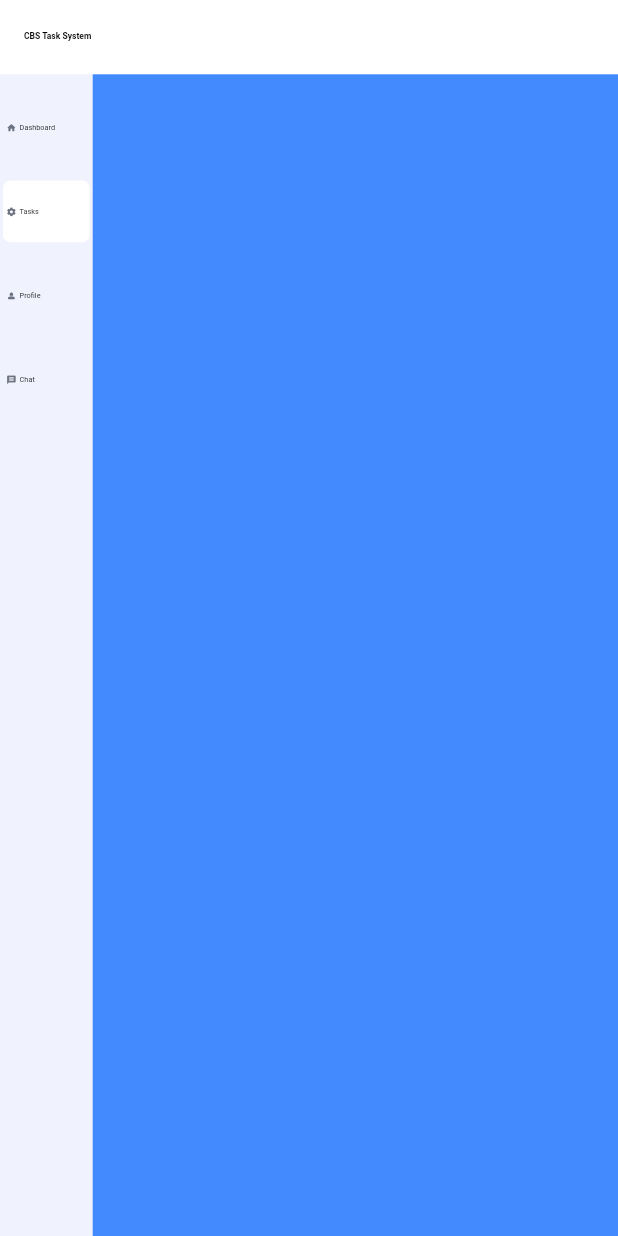
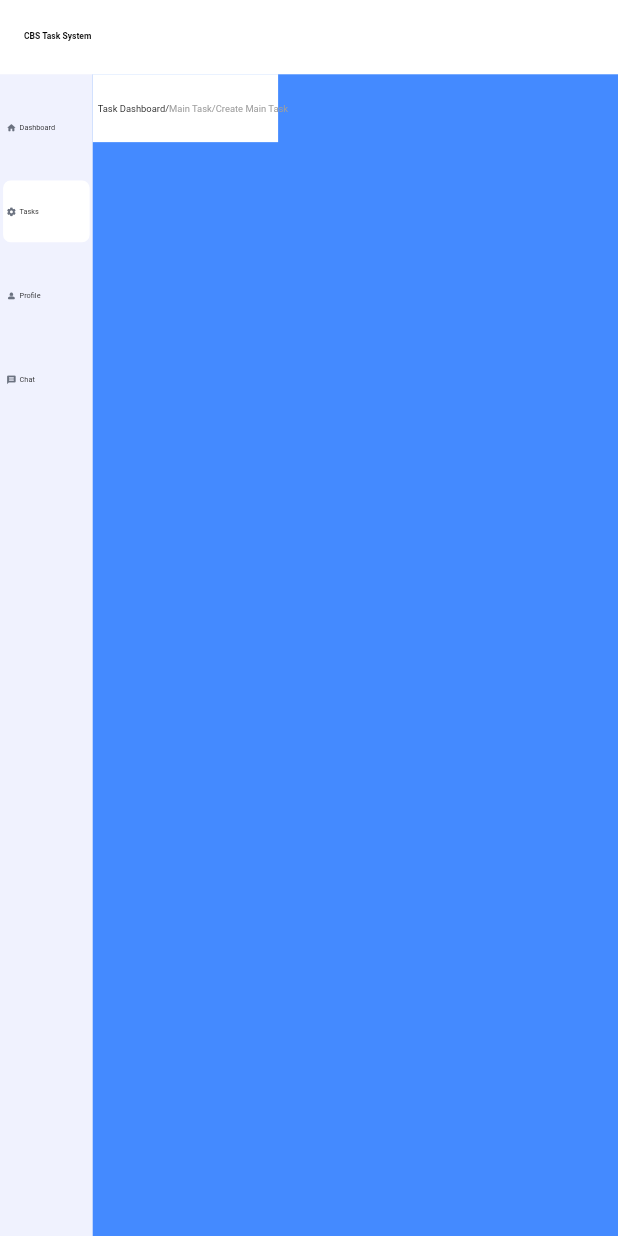
Before and after one commit to CBS-Developments/CBS-Task-System, a Flutter app: the MainTask screen opened directly, on a phone screen of 412 x 824 dp. Run offline on Flutter 3.47's test engine with Material 2 defaults, Android fonts, the phone set to English and light mode, and no system bars; missing offline and left inert: dart:js.

Commit message:
Nav Text Added

```diff
--- /dev/null
+++ b/task_system/lib/components/navigate_text.dart
@@ -0,0 +1,39 @@
+import 'package:flutter/material.dart';
+import 'package:task_system/sizes/create_MainTask_Sizes.dart';
+
+class NavigateText extends StatelessWidget {
+  final String firstText;
+  final String secText;
+  final String thirdText;
+
+  const NavigateText({Key? key, required this.firstText, required this.secText, required this.thirdText}) : super(key: key);
+
+  @override
+  Widget build(BuildContext context) {
+    return Container(
+      padding: EdgeInsets.symmetric(horizontal: navBoxPadding(context)),
+      width: navBoxWidth(context),
+      height: navBoxHeight(context),
+      color: Colors.white,
+      child: Row(
+        children: [
+          Text(
+            firstText,
+            style:
+                TextStyle(color: Colors.black, fontSize: navTextFont(context),),
+          ),
+          Text(
+            secText,
+            style:
+            TextStyle(color: Colors.grey, fontSize: navTextFont(context),),
+          ),
+          Text(
+            thirdText,
+            style:
+            TextStyle(color: Colors.grey, fontSize: navTextFont(context),),
+          ),
+        ],
+      ),
+    );
+  }
+}
--- a/task_system/lib/main.dart
+++ b/task_system/lib/main.dart
@@ -15,7 +15,7 @@ class MyApp extends StatelessWidget {
   Widget build(BuildContext context) {
     return MaterialApp(
       debugShowCheckedModeBanner: false,
-      home: LoginPage(),
+      home: MainTask(),
     );
   }
 }
--- a/task_system/lib/pages/tasks/createMainTask.dart
+++ b/task_system/lib/pages/tasks/createMainTask.dart
@@ -1,5 +1,6 @@
 import 'package:flutter/material.dart';
 import 'package:task_system/components/appBar.dart';
+import 'package:task_system/components/navigate_text.dart';
 import 'package:task_system/drawers/mainTaskDrawer.dart';
 import 'package:task_system/sizes/create_MainTask_Sizes.dart';
 
@@ -27,6 +28,12 @@ class _MainTaskState extends State<MainTask> {
             color: Colors.blueAccent,
             child: Column(
               children: [
+                Row(
+                  children: [
+                    NavigateText(firstText: 'Task Dashboard/', secText: 'Main Task/', thirdText: 'Create Main Task',),
+                  ],
+                ),
+
 
               ],
             ),
--- a/task_system/lib/sizes/create_MainTask_Sizes.dart
+++ b/task_system/lib/sizes/create_MainTask_Sizes.dart
@@ -60,3 +60,19 @@ double drawerIconMargin(BuildContext context) {
 double tabPadding(BuildContext context) {
   return (getPageWidth(context) * 0.0047) ;
 }
+
+double navBoxHeight(BuildContext context) {
+  return (getPageHeight(context) * 0.055) ;
+}
+
+double navBoxWidth(BuildContext context) {
+  return (getPageWidth(context) * 0.3) ;
+}
+
+double navTextFont(BuildContext context) {
+  return (getPageWidth(context) * 0.0043) * (getPageHeight(context) * 0.0043);
+}
+
+double navBoxPadding(BuildContext context) {
+  return (getPageWidth(context) * 0.008) ;
+}
--- a/task_system/lib/tabs/task_tab.dart
+++ b/task_system/lib/tabs/task_tab.dart
@@ -9,9 +9,9 @@ class TaskTabBar extends StatelessWidget {
   @override
   Widget build(BuildContext context) {
     return Container(
-      child:Row(
+      child: Row(
         children: [
-          TextButton(onPressed: (){}, child: Text('Main Task'))
+          TextButton(onPressed: () {}, child: Text('Main Task'))
         ],
       ),
       padding: EdgeInsets.all(tabPadding(context)),
@@ -39,3 +39,5 @@ class TaskTabBar extends StatelessWidget {
       ),
     );
   }
+
+}
```
